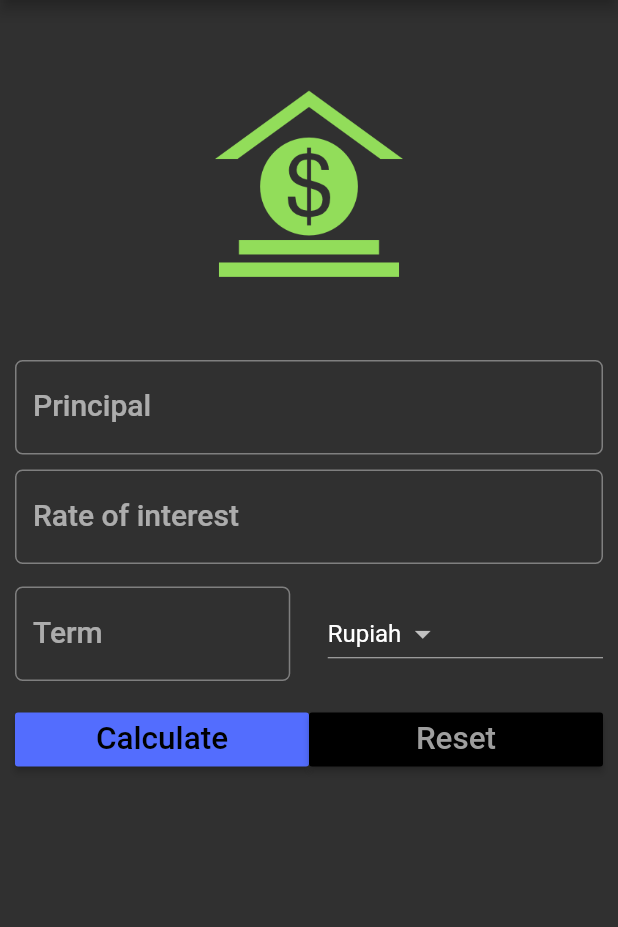
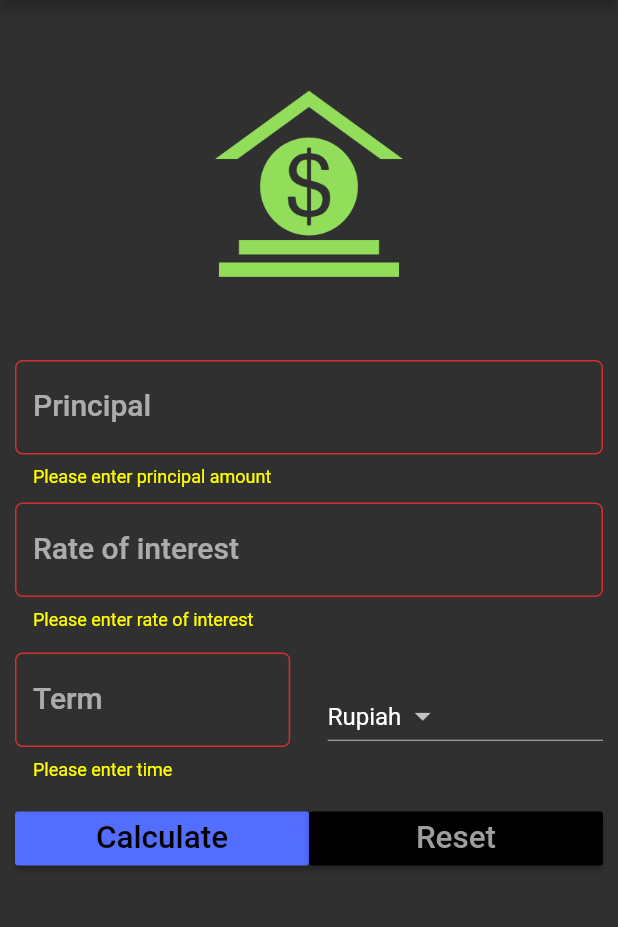
Before and after one commit to erikrios/simple-interest-calculator-app, a Flutter app: the screen it shows after launch, after a tap on "Calculate", on a phone screen of 412 x 824 dp, the part 84-1011 px from its top. Run offline on Flutter 3.47's test engine with Material 2 defaults, Android fonts, the phone set to English and light mode, and no system bars.

Commit message:
Add the validator

```diff
--- a/lib/main.dart
+++ b/lib/main.dart
@@ -64,17 +64,19 @@ class _SimpleInterestCalculatorState extends State<SimpleInterestCalculator> {
           child: ListView(
             children: <Widget>[
               _getCalculatorLogo(),
-              _getTextField(
+              _getTextFormField(
                 labelText: 'Principal',
                 hintText: 'Enter Principal e.g. 12000',
                 textStyle: textStyle,
                 controller: principalController,
+                validatorMessage: 'Please enter principal amount',
               ),
-              _getTextField(
+              _getTextFormField(
                 labelText: 'Rate of interest',
                 hintText: 'In percent',
                 textStyle: textStyle,
                 controller: roiController,
+                validatorMessage: 'Please enter rate of interest',
               ),
               Padding(
                 padding: EdgeInsets.only(
@@ -84,11 +86,12 @@ class _SimpleInterestCalculatorState extends State<SimpleInterestCalculator> {
                 child: Row(
                   children: <Widget>[
                     Expanded(
-                      child: _getTextField(
+                      child: _getTextFormField(
                         labelText: 'Term',
                         hintText: 'Time in years',
                         textStyle: textStyle,
                         controller: termController,
+                        validatorMessage: 'Please enter time',
                       ),
                     ),
                     Container(
@@ -107,7 +110,10 @@ class _SimpleInterestCalculatorState extends State<SimpleInterestCalculator> {
                       buttonText: 'Calculate',
                       color: Theme.of(context).accentColor,
                       textColor: Theme.of(context).primaryColorDark,
-                      onPressedHandler: () => _result = _calculateTotalResult(),
+                      onPressedHandler: () {
+                        if (_formKey.currentState.validate())
+                          _result = _calculateTotalResult();
+                      },
                     ),
                   ),
                   Expanded(
@@ -143,17 +149,18 @@ class _SimpleInterestCalculatorState extends State<SimpleInterestCalculator> {
     );
   }
 
-  Widget _getTextField(
+  Widget _getTextFormField(
       {String labelText,
       String hintText,
       TextStyle textStyle,
-      TextEditingController controller}) {
+      TextEditingController controller,
+      String validatorMessage}) {
     return Padding(
       padding: EdgeInsets.only(
         top: _minimumPadding,
         bottom: _minimumPadding,
       ),
-      child: TextField(
+      child: TextFormField(
         controller: controller,
         keyboardType: TextInputType.number,
         decoration: InputDecoration(
@@ -162,8 +169,12 @@ class _SimpleInterestCalculatorState extends State<SimpleInterestCalculator> {
           border: OutlineInputBorder(
             borderRadius: BorderRadius.circular(5.0),
           ),
+          errorStyle: TextStyle(color: Colors.yellowAccent),
         ),
         style: textStyle,
+        validator: (String value) {
+          if (value.isEmpty) return validatorMessage;
+        },
       ),
     );
   }
```
